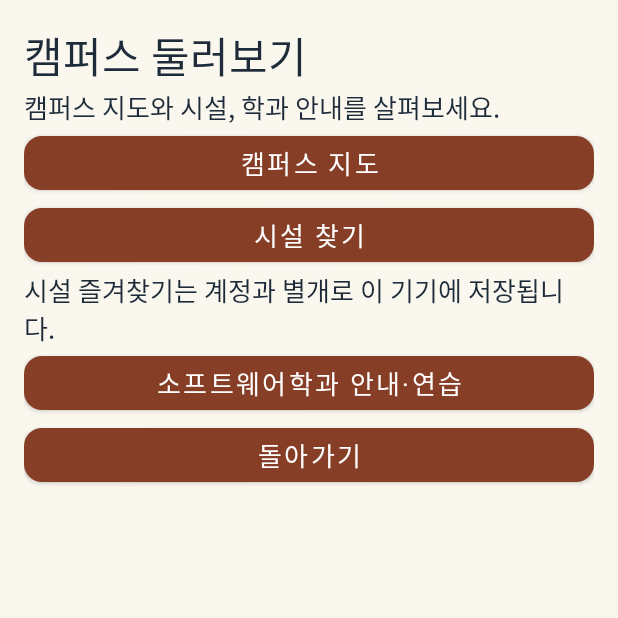
After one commit to InsuHam0315/Mobile-FirstStep, an Android app: the CampusHomeActivity screen opened directly, with no data from a screen before it, on a phone screen of 412 x 824 dp, the top half of it. The commit adds this screen. Run offline under Robolectric (Android 15) with nearby library versions, the phone set to English and light mode, and no system bars.

Commit message:
[campus-content v9] 기능: 독립 캠퍼스 홈 탐색 연결

```diff
--- a/app/src/main/AndroidManifest.xml
+++ b/app/src/main/AndroidManifest.xml
@@ -10,6 +10,7 @@
     <queries><intent><action android:name="android.intent.action.TTS_SERVICE" /></intent></queries>
     <application android:allowBackup="false" android:dataExtractionRules="@xml/data_extraction_rules" android:fullBackupContent="@xml/backup_rules" android:icon="@mipmap/ic_launcher" android:label="@string/app_name" android:roundIcon="@mipmap/ic_launcher_round" android:supportsRtl="true" android:theme="@style/Theme.FirstStep">
         <activity android:name=".game.ui.guide.NarrationActivity" android:exported="false" android:label="@string/game_narration_title" android:theme="@style/Theme.FirstStep.GamePreview" />
+        <activity android:name=".game.ui.home.CampusHomeActivity" android:exported="false" android:theme="@style/Theme.FirstStep.GamePreview" />
         <activity android:name=".game.ui.guide.GuideActivity" android:exported="false" android:label="@string/game_guide_entry" android:theme="@style/Theme.FirstStep.GamePreview" />
         <meta-data android:name="com.google.ar.core" android:value="optional" />
         <activity android:name=".AuthActivity" android:exported="false" android:windowSoftInputMode="adjustResize" />
--- /dev/null
+++ b/app/src/main/java/com/example/firststep/game/ui/home/CampusHomeActivity.java
@@ -0,0 +1,37 @@
+package com.example.firststep.game.ui.home;
+
+import android.content.Intent;
+import android.os.Bundle;
+import androidx.appcompat.app.AppCompatActivity;
+import androidx.core.graphics.Insets;
+import androidx.core.view.ViewCompat;
+import androidx.core.view.WindowInsetsCompat;
+import com.example.firststep.FacilityDirectoryActivity;
+import com.example.firststep.R;
+import com.example.firststep.RouteMapActivity;
+import com.example.firststep.game.ui.guide.GuideActivity;
+
+/** Campus browsing surface. Session validation belongs to its caller. */
+public final class CampusHomeActivity extends AppCompatActivity {
+  @Override
+  protected void onCreate(Bundle state) {
+    super.onCreate(state);
+    setContentView(R.layout.game_campus_home_activity);
+    ViewCompat.setAccessibilityHeading(findViewById(R.id.game_campus_home_title), true);
+    ViewCompat.setOnApplyWindowInsetsListener(
+        findViewById(R.id.game_campus_home_scroll),
+        (view, insets) -> {
+          Insets bars = insets.getInsets(
+              WindowInsetsCompat.Type.systemBars() | WindowInsetsCompat.Type.displayCutout());
+          view.setPadding(bars.left, bars.top, bars.right, bars.bottom);
+          return insets;
+        });
+    findViewById(R.id.game_campus_home_map)
+        .setOnClickListener(v -> startActivity(RouteMapActivity.browseIntent(this)));
+    findViewById(R.id.game_campus_home_facilities)
+        .setOnClickListener(v -> startActivity(new Intent(this, FacilityDirectoryActivity.class)));
+    findViewById(R.id.game_campus_home_guide)
+        .setOnClickListener(v -> startActivity(new Intent(this, GuideActivity.class)));
+    findViewById(R.id.game_campus_home_back).setOnClickListener(v -> finish());
+  }
+}
--- /dev/null
+++ b/app/src/main/res/layout/game_campus_home_activity.xml
@@ -0,0 +1,57 @@
+<?xml version="1.0" encoding="utf-8"?>
+<ScrollView xmlns:android="http://schemas.android.com/apk/res/android"
+    android:id="@+id/game_campus_home_scroll"
+    android:layout_width="match_parent"
+    android:layout_height="match_parent"
+    android:fillViewport="true"
+    android:background="@color/game_color_surface">
+    <LinearLayout
+        android:layout_width="match_parent"
+        android:layout_height="wrap_content"
+        android:orientation="vertical"
+        android:padding="@dimen/game_space_medium">
+        <TextView
+            android:id="@+id/game_campus_home_title"
+            android:layout_width="match_parent"
+            android:layout_height="wrap_content"
+            android:text="@string/game_campus_home_title"
+            android:textColor="@color/game_color_text"
+            android:textSize="@dimen/game_text_title" />
+        <TextView
+            android:layout_width="match_parent"
+            android:layout_height="wrap_content"
+            android:text="@string/game_campus_home_description"
+            android:textColor="@color/game_color_text"
+            android:textSize="@dimen/game_text_body" />
+        <Button
+            android:id="@+id/game_campus_home_map"
+            style="@style/GameActionButton"
+            android:layout_width="match_parent"
+            android:layout_height="wrap_content"
+            android:text="@string/game_campus_home_map" />
+        <Button
+            android:id="@+id/game_campus_home_facilities"
+            style="@style/GameActionButton"
+            android:layout_width="match_parent"
+            android:layout_height="wrap_content"
+            android:text="@string/game_campus_home_facilities" />
+        <TextView
+            android:layout_width="match_parent"
+            android:layout_height="wrap_content"
+            android:text="@string/game_campus_home_favorites_note"
+            android:textColor="@color/game_color_text"
+            android:textSize="@dimen/game_text_body" />
+        <Button
+            android:id="@+id/game_campus_home_guide"
+            style="@style/GameActionButton"
+            android:layout_width="match_parent"
+            android:layout_height="wrap_content"
+            android:text="@string/game_campus_home_guide" />
+        <Button
+            android:id="@+id/game_campus_home_back"
+            style="@style/GameActionButton"
+            android:layout_width="match_parent"
+            android:layout_height="wrap_content"
+            android:text="@string/game_campus_home_back" />
+    </LinearLayout>
+</ScrollView>
--- /dev/null
+++ b/app/src/main/res/values/game_campus_home_strings.xml
@@ -0,0 +1,9 @@
+<resources>
+    <string name="game_campus_home_title">캠퍼스 둘러보기</string>
+    <string name="game_campus_home_description">캠퍼스 지도와 시설, 학과 안내를 살펴보세요.</string>
+    <string name="game_campus_home_map">캠퍼스 지도</string>
+    <string name="game_campus_home_facilities">시설 찾기</string>
+    <string name="game_campus_home_favorites_note">시설 즐겨찾기는 계정과 별개로 이 기기에 저장됩니다.</string>
+    <string name="game_campus_home_guide">소프트웨어학과 안내·연습</string>
+    <string name="game_campus_home_back">돌아가기</string>
+</resources>
```
Also changed, not shown: app/src/main/java/com/example/firststep/RouteMapActivity.java (+22 -5 lines), app/src/main/java/com/example/firststep/game/composition/home/CampusHomeRoute.java (added, +14 -0 lines), 1 other file.
